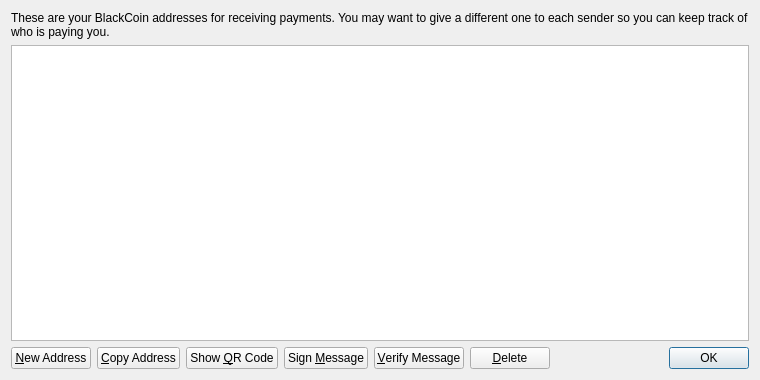
First picture: the form in src/qt/forms/addressbookpage.ui, repository hanxianzhai/bonescoin, before the edit.
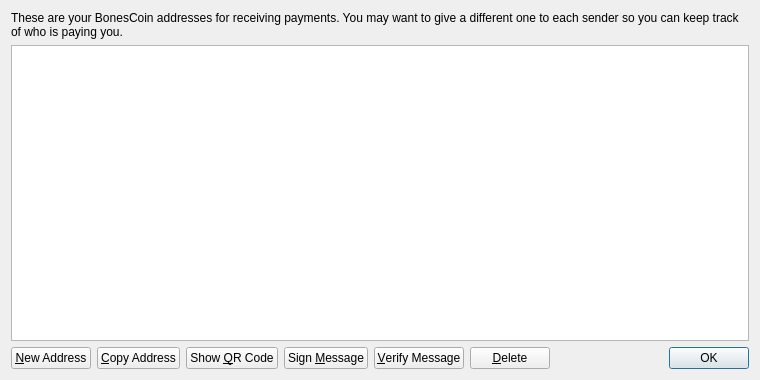
Second picture: the form after the edit. Icons and pictures are not drawn.

```diff
--- a/src/qt/forms/addressbookpage.ui
+++ b/src/qt/forms/addressbookpage.ui
@@ -17,7 +17,7 @@
    <item>
     <widget class="QLabel" name="labelExplanation">
      <property name="text">
-      <string>These are your BlackCoin addresses for receiving payments. You may want to give a different one to each sender so you can keep track of who is paying you.</string>
+      <string>These are your BonesCoin addresses for receiving payments. You may want to give a different one to each sender so you can keep track of who is paying you.</string>
      </property>
      <property name="textFormat">
       <enum>Qt::PlainText</enum>
```
Left out of the diff: 4 changed lines with no effect on the pictures.
